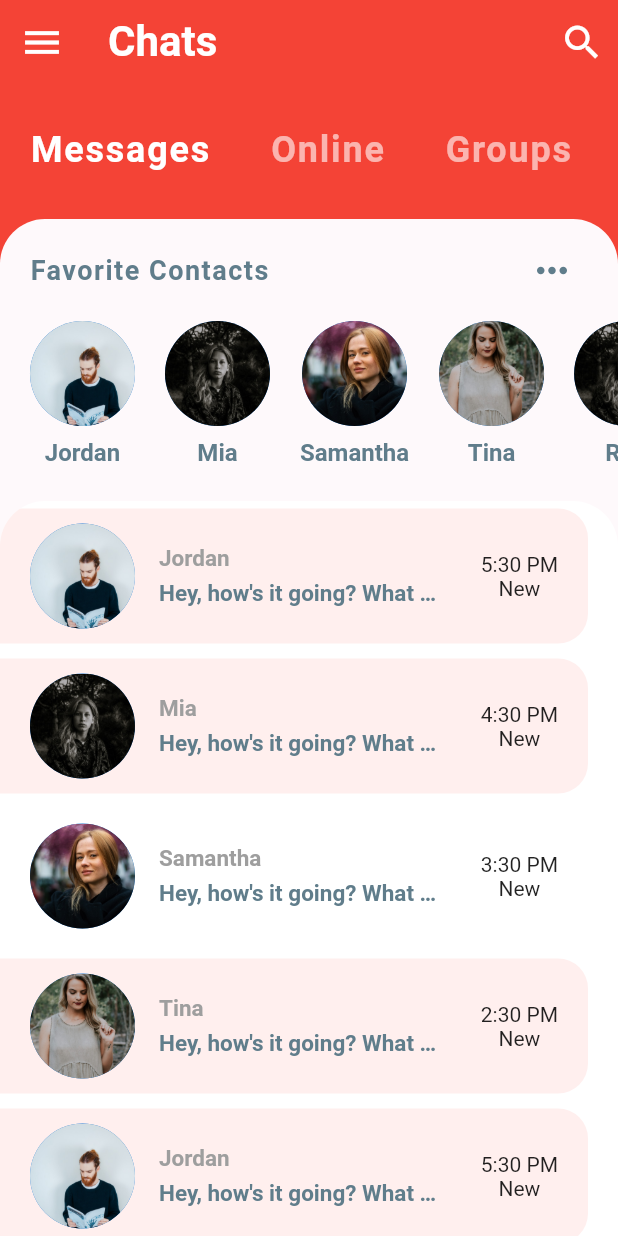
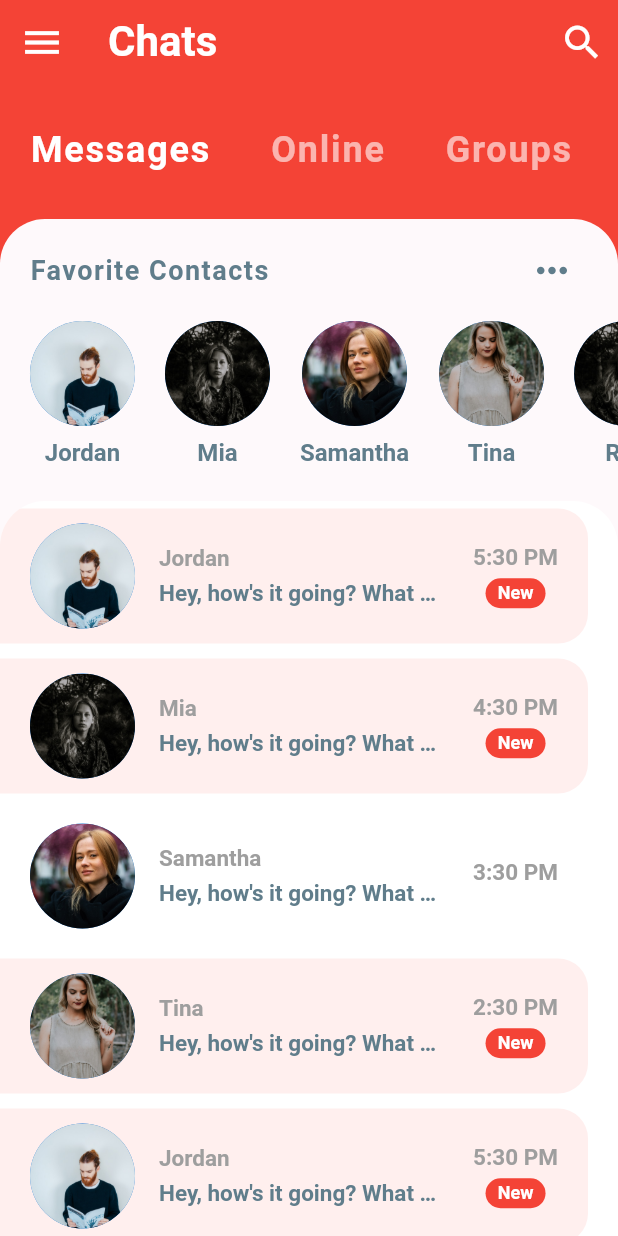
Before and after one commit to n3rdkid/flutter-app-from-scratch, a Flutter app: the screen it shows after launch, on a phone screen of 412 x 824 dp. Run offline on Flutter 3.47's test engine with Material 2 defaults, Android fonts, the light colour scheme and no system bars.

Commit message:
feat : updated recent chat UI

```diff
--- a/chat_ui/lib/widgets/recent_chats.dart
+++ b/chat_ui/lib/widgets/recent_chats.dart
@@ -63,7 +63,32 @@ class RecentChats extends StatelessWidget {
                         ],
                       ),
                       Column(
-                        children: [Text(chat.time), Text("New")],
+                        children: [
+                          Text(
+                            chat.time,
+                            style: TextStyle(
+                                color: Colors.grey,
+                                fontSize: 15.0,
+                                fontWeight: FontWeight.bold),
+                          ),
+                          SizedBox(height: 5),
+                          chat.unread
+                              ? Container(
+                                  width: 40,
+                                  height: 20,
+                                  alignment: Alignment.center,
+                                  decoration: BoxDecoration(
+                                      color: Theme.of(context).primaryColor,
+                                      borderRadius: BorderRadius.circular(30)),
+                                  child: Text(
+                                    "New",
+                                    style: TextStyle(
+                                        color: Colors.white,
+                                        fontSize: 12,
+                                        fontWeight: FontWeight.bold),
+                                  ))
+                              : SizedBox.shrink()
+                        ],
                       )
                     ],
                   ),
```
